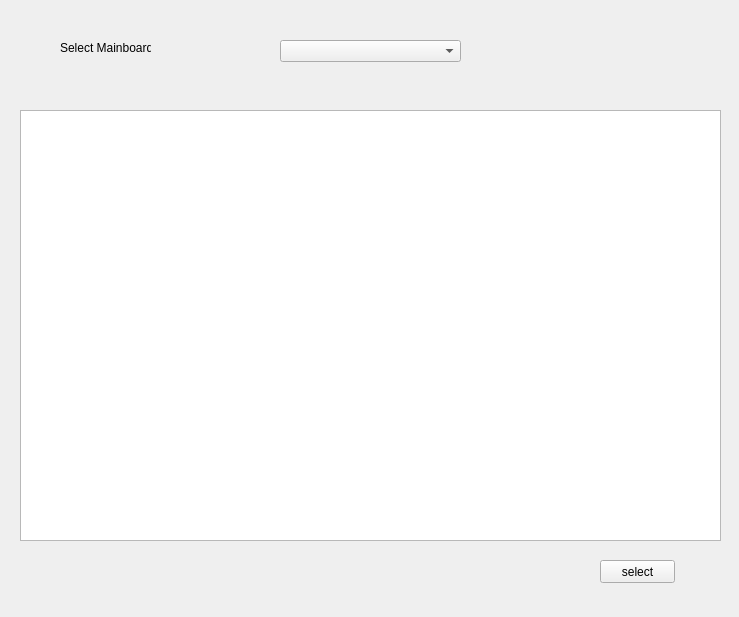
This is ProjectbuildPc/Ui/SelectMB.ui in lomamaster/pyqt5_finalP as Qt 5 draws it before an edit. The edited form follows.
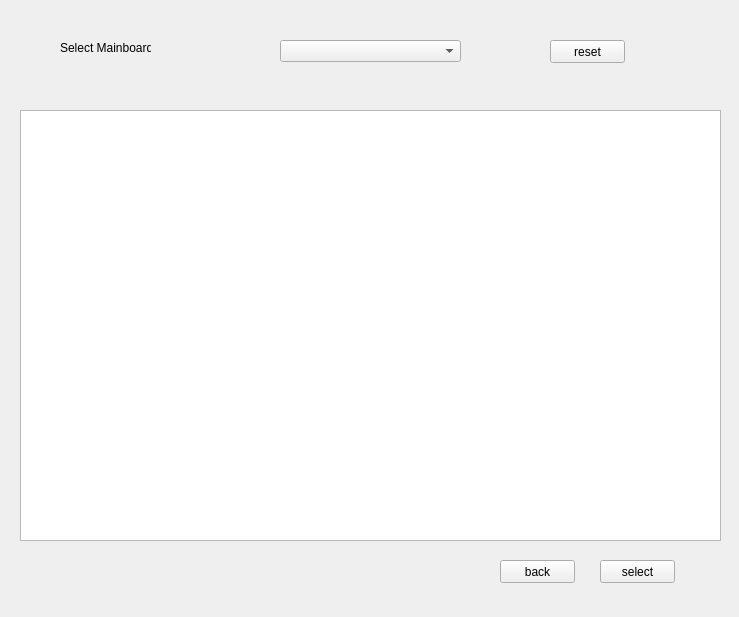
This is the edited form.

Patch:
```diff
--- a/ProjectbuildPc/Ui/SelectMB.ui
+++ b/ProjectbuildPc/Ui/SelectMB.ui
@@ -59,6 +59,32 @@
     </rect>
    </property>
   </widget>
+  <widget class="QPushButton" name="pushreset">
+   <property name="geometry">
+    <rect>
+     <x>550</x>
+     <y>40</y>
+     <width>75</width>
+     <height>23</height>
+    </rect>
+   </property>
+   <property name="text">
+    <string>reset</string>
+   </property>
+  </widget>
+  <widget class="QPushButton" name="pushBack">
+   <property name="geometry">
+    <rect>
+     <x>500</x>
+     <y>560</y>
+     <width>75</width>
+     <height>23</height>
+    </rect>
+   </property>
+   <property name="text">
+    <string>back</string>
+   </property>
+  </widget>
  </widget>
  <resources/>
  <connections/>
```
Left out of the diff: 8 changed lines with no effect on the pictures.
